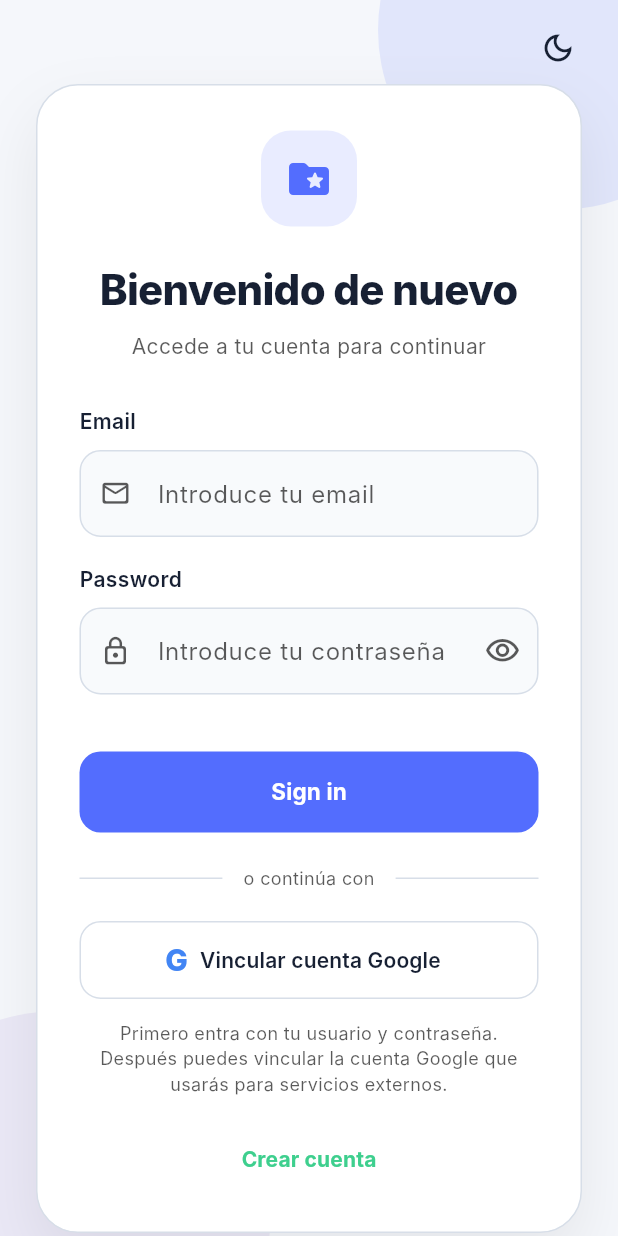
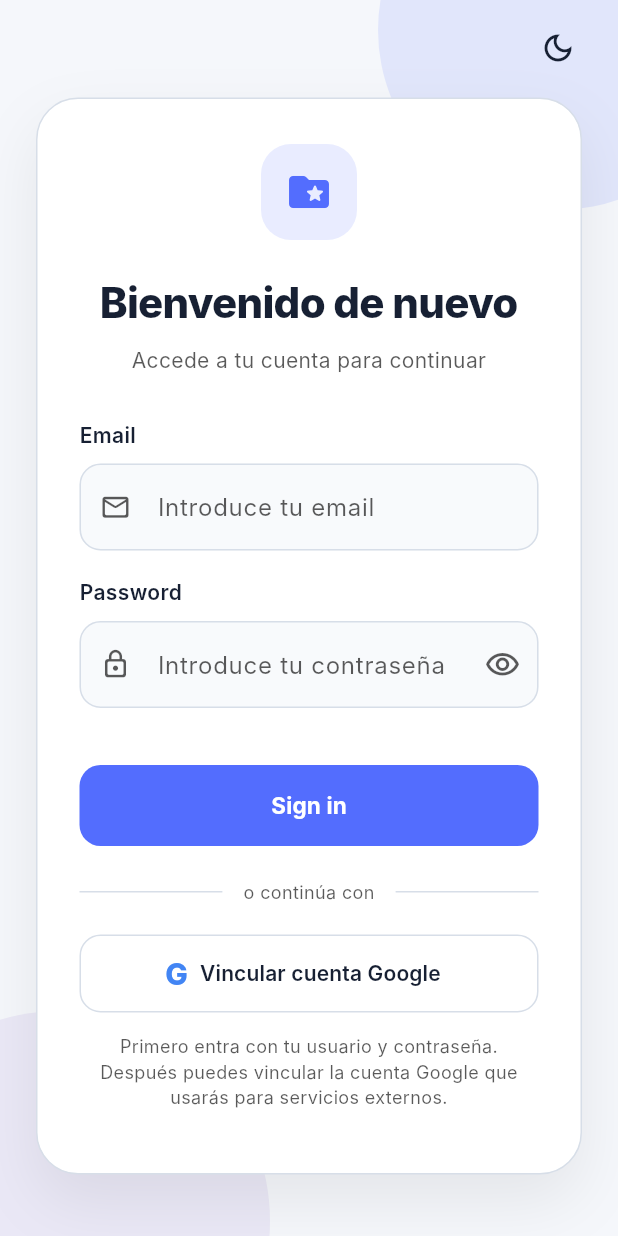
Before and after one commit to DevelopSys/learnAPP, a Flutter app: the screen it shows after launch, on a phone screen of 412 x 824 dp. Run offline on Flutter 3.47's test engine with Material 3 defaults, Android fonts, the phone set to English and light mode, and no system bars; our stand-ins replace file_picker, flutter_secure_storage, google_sign_in, web; missing offline and left inert: dart:js_interop; Roboto replaces fonts that are missing (Inter).

Commit message:
update
actualizacion de la pagina de inicio para que no se pueda crear una cuenta

```diff
--- a/lib/config/api_config.dart
+++ b/lib/config/api_config.dart
@@ -1,8 +1,8 @@
 class ApiConfig {
   static const String baseUrl =
-      'http://localhost:8080';
-
-  /*'https://learnback-c8vp.onrender.com';*/
+  'https://learnback-c8vp.onrender.com';
+      /*'http://localhost:8080';*/
+  /*Actualizacion realizada*/
 
   static const String apiPrefix = '/api';
 
--- a/lib/pages/loginPage.dart
+++ b/lib/pages/loginPage.dart
@@ -630,25 +630,7 @@ class LoginState extends State<LoginPageST> {
                           ),
                         ),
                         const SizedBox(height: 18),
-                        Center(
-                          child: TextButton(
-                            onPressed: () {
-                              Navigator.push(
-                                context,
-                                MaterialPageRoute(
-                                  builder: (_) =>
-                                  const registro_page.RegisterPage(),
-                                ),
-                              );
-                            },
-                            child: const Text(
-                              'Crear cuenta',
-                              style: TextStyle(
-                                fontWeight: FontWeight.w700,
-                              ),
-                            ),
-                          ),
-                        ),
+
                       ],
                     ),
                   ),
```
Also changed, not shown: 1 other file.
